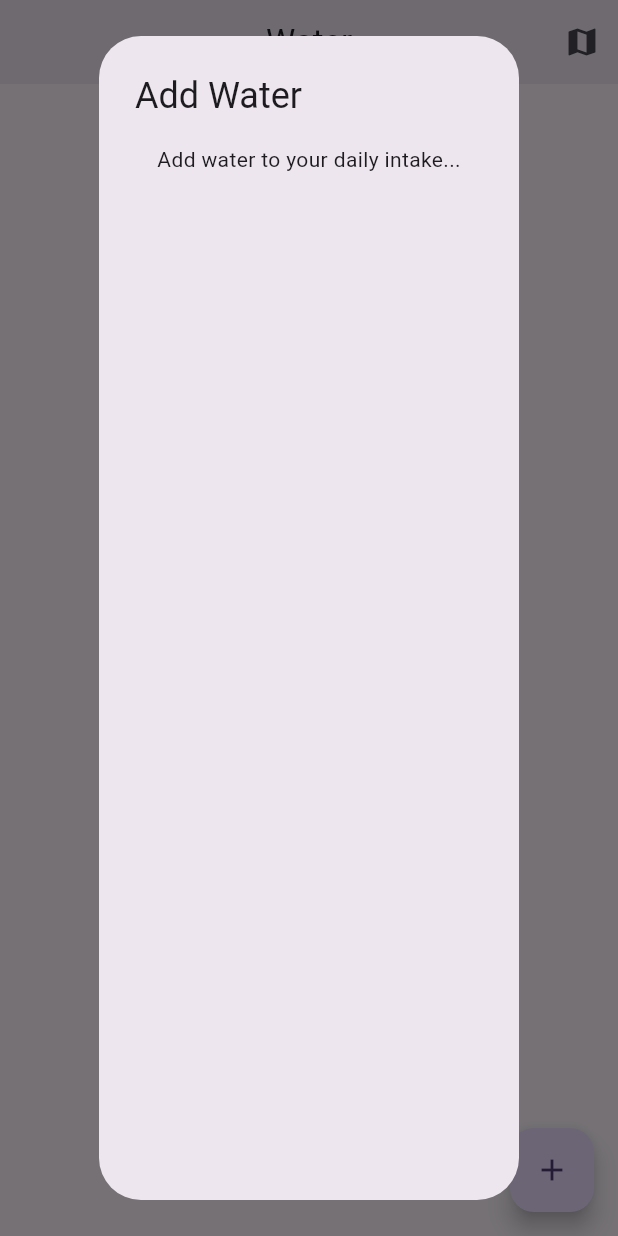
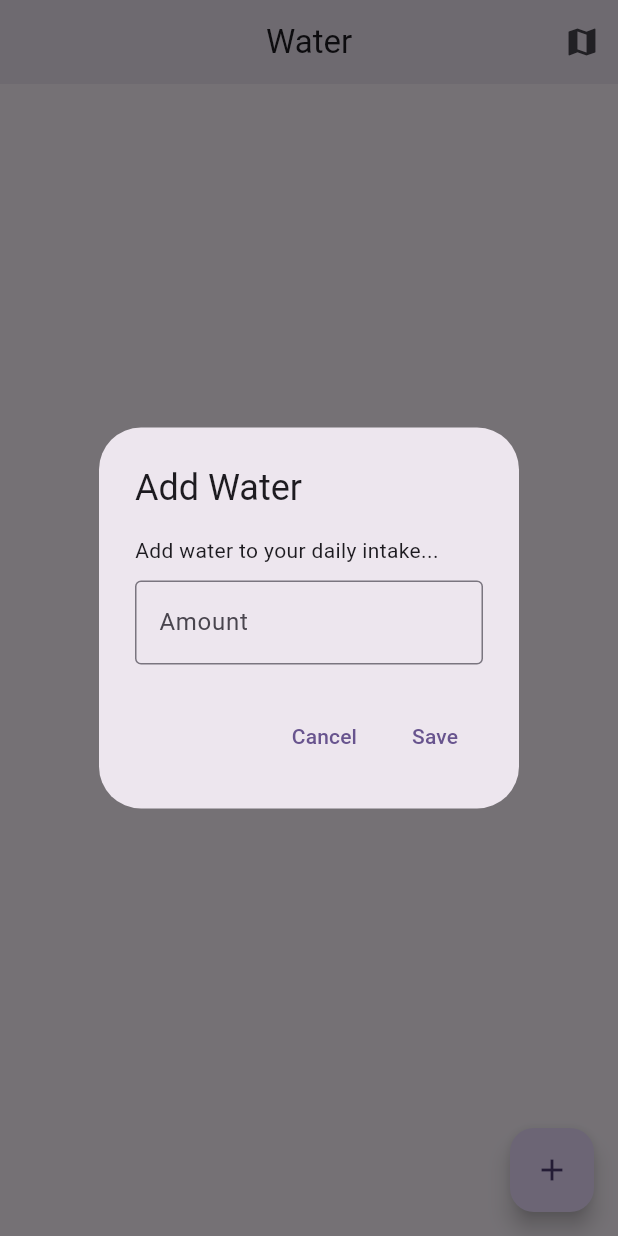
Before and after one commit to sytnikov/water-intaker, a Flutter app: the screen it shows after launch, after a tap on the "add" icon, on a phone screen of 412 x 824 dp. Run offline on Flutter 3.47's test engine with Material 3 defaults, Android fonts, the phone set to English and light mode, and no system bars.

Commit message:
add alert dialog and text field

```diff
--- a/lib/pages/home.dart
+++ b/lib/pages/home.dart
@@ -9,15 +9,38 @@ class HomePage extends StatefulWidget {
 
 class _HomePageState extends State<HomePage> {
 
+  final amountController = TextEditingController();
+
   void addWater() {
     showDialog(context: context, builder: (context) =>
       AlertDialog(
         title: Text('Add Water'),
         content: Column(
+          mainAxisAlignment: MainAxisAlignment.center,
+          crossAxisAlignment: CrossAxisAlignment.start,
+          mainAxisSize: MainAxisSize.min,
+          spacing: 10,
           children: [
-            Text('Add water to your daily intake...')
+            Text('Add water to your daily intake...'),
+            TextField(
+              controller: amountController,
+              keyboardType: TextInputType.number,
+              decoration: InputDecoration(
+                border: OutlineInputBorder(),
+                labelText: 'Amount'
+              ),
+            )
           ],
         ),
+        actions: [
+          TextButton(onPressed: () {
+            Navigator.pop(context);
+          }, child: Text('Cancel')),
+          TextButton(onPressed: () {
+            // save data to db
+
+          }, child: Text('Save'))
+        ],
       )
     );
   }
```
Also changed, not shown: pubspec.yaml (+3 -11 lines).
